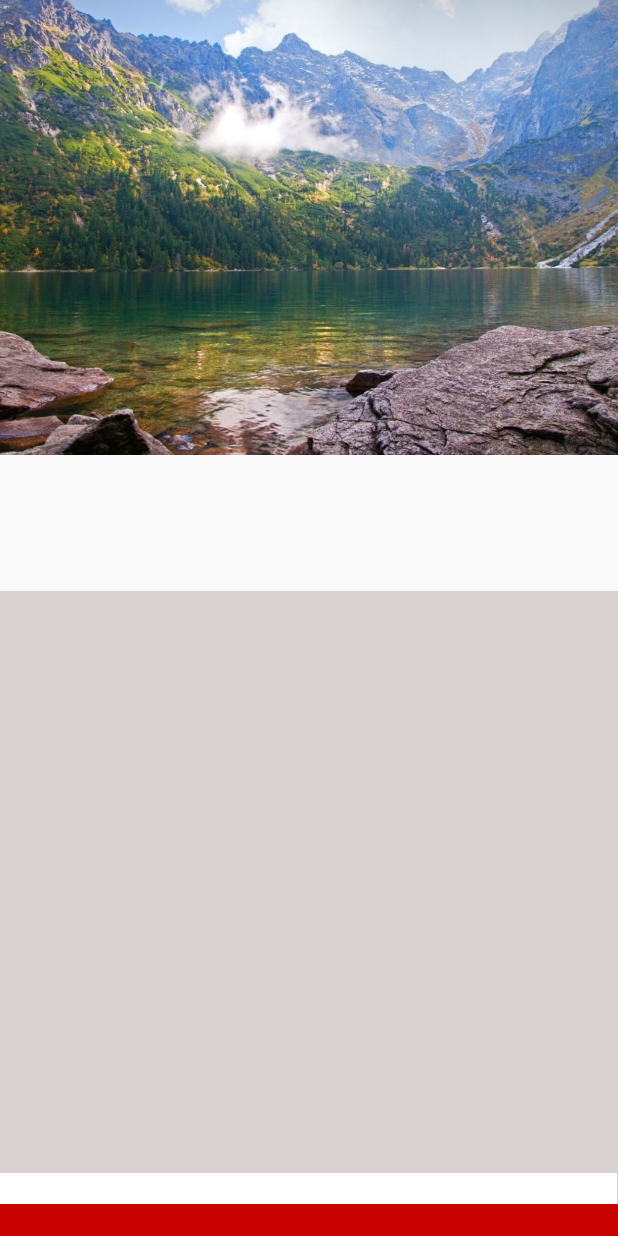
After one commit to wojcikarol/projekt_android_studio, an Android app: the LocalizationActivity screen opened directly, with no data from a screen before it, on a phone screen of 412 x 824 dp. The commit adds this screen. Run offline under Robolectric (Android 15) with nearby library versions, the phone set to English and light mode, and no system bars.

Commit message:
projekt cz2

```diff
--- a/app/build.gradle.kts
+++ b/app/build.gradle.kts
@@ -36,6 +36,7 @@ dependencies {
     implementation("com.squareup.retrofit2:converter-gson:2.9.0")
     implementation("com.squareup.picasso:picasso:2.71828")
     implementation("androidx.swiperefreshlayout:swiperefreshlayout:1.1.0")
+    implementation("com.google.android.gms:play-services-maps:18.2.0")
     testImplementation("junit:junit:4.13.2")
     androidTestImplementation("androidx.test.ext:junit:1.1.5")
     androidTestImplementation("androidx.test.espresso:espresso-core:3.5.1")
--- /dev/null
+++ b/app/src/main/java/com/example/weather/LocalizationActivity.java
@@ -0,0 +1,83 @@
+package com.example.weather;
+
+import androidx.appcompat.app.AppCompatActivity;
+
+import android.annotation.SuppressLint;
+import android.content.Intent;
+import android.os.Bundle;
+import android.view.View;
+import android.widget.AdapterView;
+import android.widget.ArrayAdapter;
+import android.widget.ListView;
+import android.widget.Toast;
+
+import java.util.ArrayList;
+
+public class LocalizationActivity extends AppCompatActivity {
+
+    ListView placesListView;
+
+    @SuppressLint("MissingInflatedId")
+    @Override
+    protected void onCreate(Bundle savedInstanceState) {
+        super.onCreate(savedInstanceState);
+        setContentView(R.layout.activity_localization);
+
+        placesListView = findViewById(R.id.placesListView);
+
+        // Otrzymaj dane o miejscach z poprzedniej aktywności
+        Intent intent = getIntent();
+        ArrayList<String> placesList = intent.getStringArrayListExtra("PLACES_LIST");
+
+        if (placesList != null) {
+            // Wyświetl listę miejsc w ListView
+            ArrayAdapter<String> adapter = new ArrayAdapter<>(this, android.R.layout.simple_list_item_1, placesList);
+            placesListView.setAdapter(adapter);
+
+            // Obsługa kliknięcia na miejsce w ListView
+            placesListView.setOnItemClickListener(new AdapterView.OnItemClickListener() {
+                @Override
+                public void onItemClick(AdapterView<?> parent, View view, int position, long id) {
+                    String selectedPlace = (String) parent.getItemAtPosition(position);
+
+                    // Przygotuj URL Street View dla wybranego miejsca
+                    String streetViewUrl = prepareStreetViewUrl(selectedPlace);
+
+                    // Przekieruj do StreetViewActivity z URL Street View
+                    if (!streetViewUrl.isEmpty()) {
+                        Intent streetViewIntent = new Intent(LocalizationActivity.this, StreetViewActivity.class);
+                        streetViewIntent.putExtra("STREET_VIEW_URL", streetViewUrl);
+                        startActivity(streetViewIntent);
+                    } else {
+                        Toast.makeText(LocalizationActivity.this, "Brak danych o wybranym miejscu", Toast.LENGTH_SHORT).show();
+                    }
+                }
+            });
+        } else {
+            Toast.makeText(this, "Brak danych o miejscach do wyświetlenia", Toast.LENGTH_SHORT).show();
+        }
+    }
+
+
+    private String prepareStreetViewUrl(String place) {
+        // Tutaj możesz przygotować URL Street View dla różnych miejsc
+        if (place.equalsIgnoreCase("Zakrzówek")) {
+            return "https://www.google.com/maps/place/Zakrzówek,+Kraków/@50.0376706,19.8968686,14z/data=!3m1!4b1!4m6!3m5!1s0x47165c823f49590b:0xd66b8a41b5e6db48!8m2!3d50.0412396!4d19.9176933!16s%2Fg%2F1tfhf4pt?hl=pl-PL&entry=ttu";
+        } else if (place.equalsIgnoreCase("Wawel")) {
+            return "https://www.google.com/maps/place/Wawel/@50.0551759,19.9336239,17z/data=!4m6!3m5!1s0x47165b4bbd81c7c3:0xcdc02021d897c6e9!8m2!3d50.0551759!4d19.9336239!16s%2Fg%2F11hfls6mvr?hl=pl-PL&entry=ttu";
+        } else if (place.equalsIgnoreCase("Ojcowski Park Narodowy (ok. Krakowa)")) {
+            return "https://www.google.com/maps/place/Ojcowski+Park+Narodowy/@50.207055,19.8152959,17z/data=!3m1!4b1!4m6!3m5!1s0x471655f91045178f:0xcd136a085c8ae7f1!8m2!3d50.2070516!4d19.8178762!16zL20vMGJjMjJo?hl=pl-PL&entry=ttu";
+        } else if (place.equalsIgnoreCase("Krupówki")) {
+            return "https://www.google.com/maps/place/Krupówki,+34-500+Zakopane/@49.2935806,19.9516325,17z/data=!4m6!3m5!1s0x4715f2913105dc39:0x633583beee07e071!8m2!3d49.2938545!4d19.9538936!16s%2Fg%2F121fl2cw?hl=pl-PL&entry=ttu";
+        } else if (place.equalsIgnoreCase("Gubałówka")) {
+            return "https://www.google.com/maps/place/Gubałówka/@49.3074592,19.8632829,13z/data=!3m1!4b1!4m6!3m5!1s0x4715ed9cd20c012d:0x231c41379ea8d072!8m2!3d49.3074272!4d19.9370173!16s%2Fm%2F026pl7y?hl=pl-PL&entry=ttu";
+        } else if (place.equalsIgnoreCase("Wielka Krokiew")) {
+            return "https://www.google.com/maps/place/COS+Wielka+Krokiew/@49.2794137,19.9613639,17z/data=!3m1!4b1!4m6!3m5!1s0x4715f27c6231ae9d:0x73ccad8058b06225!8m2!3d49.2794102!4d19.9639442!16s%2Fm%2F02844_f?hl=pl-PL&entry=ttu";
+        } else if (place.equalsIgnoreCase("Termy Zakopiańskie")) {
+            return "https://www.google.com/maps/place/Termy+Zakopiańskie/@49.2951081,19.9630621,17z/data=!3m1!4b1!4m6!3m5!1s0x4715f292dd475511:0xbdffa2ec978babff!8m2!3d49.2951046!4d19.9656424!16s%2Fg%2F11f_4l3rnp?hl=pl-PL&entry=ttu";
+        } else if (place.equalsIgnoreCase("Kopiec Kościuszki")) {
+        return "https://www.google.com/maps/place/Kopiec+Kościuszki/@50.0548449,19.8901756,17z/data=!3m1!4b1!4m6!3m5!1s0x47165b9196828c9d:0x67084144db045c33!8m2!3d50.0548415!4d19.8927559!16s%2Fm%2F02x5wxc?hl=pl-PL&entry=ttu";
+    }
+        return "";
+    }
+}
--- /dev/null
+++ b/app/src/main/res/layout/activity_localization.xml
@@ -0,0 +1,81 @@
+<?xml version="1.0" encoding="utf-8"?>
+<androidx.constraintlayout.widget.ConstraintLayout xmlns:android="http://schemas.android.com/apk/res/android"
+    xmlns:app="http://schemas.android.com/apk/res-auto"
+    xmlns:tools="http://schemas.android.com/tools"
+    android:layout_width="match_parent"
+    android:layout_height="match_parent">
+
+    <androidx.constraintlayout.widget.ConstraintLayout
+        android:id="@+id/constraintLayout2"
+        android:layout_width="412dp"
+        android:layout_height="306dp"
+        app:layout_constraintBottom_toBottomOf="parent"
+        app:layout_constraintEnd_toEndOf="parent"
+        app:layout_constraintHorizontal_bias="0.0"
+        app:layout_constraintStart_toStartOf="parent"
+        app:layout_constraintTop_toTopOf="parent"
+        app:layout_constraintVertical_bias="0.0" >
+
+        <ImageView
+            android:id="@+id/imageView7"
+            android:layout_width="620dp"
+            android:layout_height="303dp"
+            app:layout_constraintBottom_toBottomOf="parent"
+            app:layout_constraintEnd_toEndOf="parent"
+            app:layout_constraintHorizontal_bias="0.576"
+            app:layout_constraintStart_toStartOf="parent"
+            app:layout_constraintTop_toTopOf="parent"
+            app:layout_constraintVertical_bias="0.0"
+            app:srcCompat="@drawable/localization_activity_img" />
+    </androidx.constraintlayout.widget.ConstraintLayout>
+
+    <androidx.constraintlayout.widget.ConstraintLayout
+        android:layout_width="414dp"
+        android:layout_height="430dp"
+        android:background="#DAD1D1"
+        app:layout_constraintBottom_toBottomOf="parent"
+        app:layout_constraintEnd_toEndOf="parent"
+        app:layout_constraintHorizontal_bias="1.0"
+        app:layout_constraintStart_toStartOf="parent"
+        app:layout_constraintTop_toTopOf="parent"
+        app:layout_constraintVertical_bias="1.0">
+
+        <ListView
+            android:id="@+id/placesListView"
+            android:layout_width="411dp"
+            android:layout_height="311dp"
+            app:layout_constraintBottom_toBottomOf="parent"
+            app:layout_constraintEnd_toEndOf="parent"
+            app:layout_constraintStart_toStartOf="parent"
+            app:layout_constraintTop_toTopOf="parent"
+            app:layout_constraintVertical_bias="0.259" />
+
+        <androidx.constraintlayout.widget.ConstraintLayout
+            android:id="@+id/constraintLayout3"
+            android:layout_width="411dp"
+            android:layout_height="23dp"
+            android:background="#FFFFFF"
+            app:layout_constraintBottom_toBottomOf="parent"
+            app:layout_constraintEnd_toEndOf="parent"
+            app:layout_constraintStart_toStartOf="parent"
+            app:layout_constraintTop_toBottomOf="@+id/placesListView"
+            app:layout_constraintVertical_bias="0.71">
+
+        </androidx.constraintlayout.widget.ConstraintLayout>
+
+        <androidx.constraintlayout.widget.ConstraintLayout
+            android:layout_width="414dp"
+            android:layout_height="21dp"
+            android:background="#C80101"
+            app:layout_constraintBottom_toBottomOf="parent"
+            app:layout_constraintEnd_toEndOf="parent"
+            app:layout_constraintHorizontal_bias="0.0"
+            app:layout_constraintStart_toStartOf="parent"
+            app:layout_constraintTop_toBottomOf="@+id/constraintLayout3"
+            app:layout_constraintVertical_bias="1.0">
+
+        </androidx.constraintlayout.widget.ConstraintLayout>
+
+    </androidx.constraintlayout.widget.ConstraintLayout>
+
+</androidx.constraintlayout.widget.ConstraintLayout>
--- a/app/src/main/res/layout/activity_main.xml
+++ b/app/src/main/res/layout/activity_main.xml
@@ -23,7 +23,7 @@
         android:layout_height="57dp"
         android:background="@drawable/transparent_background"
         android:onClick="check"
-        android:text="Check the weather"
+        android:text="Check town"
         android:textColor="#FFFFFF"
         android:textSize="18sp"
         android:textStyle="bold"
--- /dev/null
+++ b/app/src/main/res/layout/activity_search.xml
@@ -0,0 +1,6 @@
+<?xml version="1.0" encoding="utf-8"?>
+<androidx.constraintlayout.widget.ConstraintLayout xmlns:android="http://schemas.android.com/apk/res/android"
+    android:layout_width="match_parent"
+    android:layout_height="match_parent">
+
+</androidx.constraintlayout.widget.ConstraintLayout>
--- a/app/src/main/res/values/colors.xml
+++ b/app/src/main/res/values/colors.xml
@@ -2,4 +2,5 @@
 <resources>
     <color name="black">#FF000000</color>
     <color name="white">#FFFFFFFF</color>
+    <color name="yellow">#FFFF00</color> <!-- Możesz zmienić wartość na dowolny kolor -->
 </resources>
```
Also changed, not shown: app/src/main/AndroidManifest.xml (+9 -0 lines), app/src/main/java/com/example/weather/CityFactActivity.java (added, +38 -0 lines), app/src/main/java/com/example/weather/MainPage.java (+16 -1 lines), app/src/main/java/com/example/weather/SearchCityFactActivity.java (added, +91 -0 lines), app/src/main/java/com/example/weather/StreetViewActivity.java (added, +44 -0 lines), app/src/main/java/com/example/weather/ciekaweLokalizacje.java (added, +97 -0 lines), app/src/main/res/layout/activity_ciekawostki.xml (added, +17 -0 lines), app/src/main/res/layout/activity_city_fact.xml (added, +19 -0 lines), app/src/main/res/layout/activity_city_facts.xml (added, +11 -0 lines), app/src/main/res/layout/activity_street_view.xml (added, +11 -0 lines), app/src/main/res/drawable/localization_activity_img.jpg (added).
